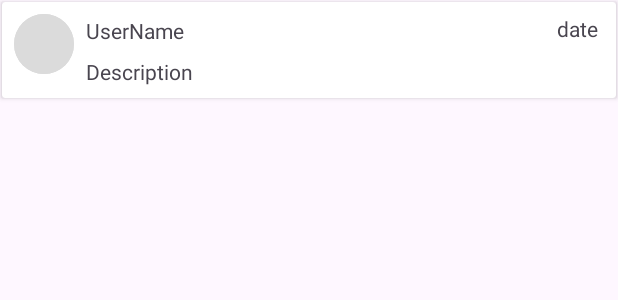
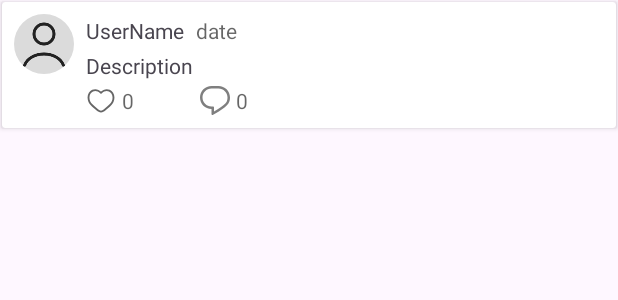
Before and after one commit to NightFurios2411/ZeroWasteHero, an Android app: the layout item_post_card.xml on its own in the app's theme, with its tools: preview values and no code run, on a phone screen of 412 x 824 dp. Shown: the top 300 px of the screen. Run offline under Robolectric (Android 15) with nearby library versions, the phone set to English and light mode, and no system bars.

Commit message:
updated the visuals of the post and reply

```diff
--- a/app/src/main/java/com/example/zerowastehero/Main/Community/CommunityFragment.java
+++ b/app/src/main/java/com/example/zerowastehero/Main/Community/CommunityFragment.java
@@ -31,6 +31,7 @@
     import com.example.zerowastehero.Main.Community.Adapter.PostAdapter;
     import com.example.zerowastehero.Main.Community.Interface.PostInterface;
     import com.example.zerowastehero.R;
+    import com.google.android.material.bottomnavigation.BottomNavigationView;
     import com.google.android.material.floatingactionbutton.FloatingActionButton;
     import com.google.firebase.firestore.DocumentSnapshot;
     import com.google.firebase.firestore.FirebaseFirestore;
@@ -54,6 +55,7 @@
         private PostAdapter adapter;
         private FirebaseFirestore db;
         private ListenerRegistration firestoreListener;
+        private BottomNavigationView bottomNavigationView;
 
         private FloatingActionButton FABCommunity, FABCreatePost, FABCreateProof;
         private TextView TVCreatePost, TVCreateProof;
@@ -115,6 +117,9 @@
             darkOverlay = requireActivity().findViewById(R.id.darkOverlay);
             TVCreatePost = view.findViewById(R.id.TVCreatePost);
             TVCreateProof = view.findViewById(R.id.TVCreateProof);
+            bottomNavigationView = requireActivity().findViewById(R.id.BottomNavView);
+
+            bottomNavigationView.setVisibility(View.VISIBLE);
 
             // Initialize Firestore
             db = FirebaseFirestore.getInstance();
--- /dev/null
+++ b/app/src/main/res/drawable/icon_comment.xml
@@ -0,0 +1,10 @@
+<vector xmlns:android="http://schemas.android.com/apk/res/android"
+    android:width="20dp"
+    android:height="20dp"
+    android:viewportWidth="15"
+    android:viewportHeight="15">
+  <path
+      android:pathData="M6.5,10.25C6.776,10.25 7,10.474 7,10.75V12.708C9.749,11.102 11.403,9.967 12.4,8.975C12.979,8.399 13.297,7.909 13.482,7.441C13.668,6.97 13.75,6.444 13.75,5.75C13.75,3.265 11.735,1.25 9.25,1.25H5.75C3.265,1.25 1.25,3.265 1.25,5.75C1.25,8.235 3.265,10.25 5.75,10.25H6.5ZM7,14.153C13.664,10.318 15,8.747 15,5.75C15,2.574 12.426,0 9.25,0H5.75C2.574,0 0,2.574 0,5.75C0,8.926 2.574,11.5 5.75,11.5V14.009C5.75,14.391 6.162,14.632 6.494,14.442C6.666,14.344 6.835,14.248 7,14.153Z"
+      android:fillColor="#80000000"
+      android:fillType="evenOdd"/>
+</vector>
--- a/app/src/main/res/drawable/community_icon.xml
+++ b/app/src/main/res/drawable/icon_community.xml
@@ -1,6 +1,6 @@
 <vector xmlns:android="http://schemas.android.com/apk/res/android"
-    android:width="65dp"
-    android:height="56dp"
+    android:width="50dp"
+    android:height="50dp"
     android:viewportWidth="65"
     android:viewportHeight="56">
   <path
--- /dev/null
+++ b/app/src/main/res/drawable/icon_heart_empty.xml
@@ -0,0 +1,9 @@
+<vector xmlns:android="http://schemas.android.com/apk/res/android"
+    android:width="20dp"
+    android:height="20dp"
+    android:viewportWidth="24"
+    android:viewportHeight="24">
+  <path
+      android:pathData="M8.962,18.911L9.426,18.322L8.962,18.911ZM12,5.501L11.46,6.021C11.601,6.168 11.796,6.251 12,6.251C12.204,6.251 12.399,6.168 12.54,6.021L12,5.501ZM15.038,18.911L15.503,19.5L15.038,18.911ZM9.426,18.322C7.91,17.127 6.253,15.96 4.938,14.48C3.649,13.028 2.75,11.335 2.75,9.137H1.25C1.25,11.803 2.361,13.836 3.817,15.476C5.247,17.087 7.071,18.375 8.497,19.5L9.426,18.322ZM2.75,9.137C2.75,6.986 3.965,5.183 5.624,4.424C7.236,3.687 9.402,3.883 11.46,6.021L12.54,4.981C10.099,2.444 7.264,2.025 5.001,3.06C2.785,4.073 1.25,6.425 1.25,9.137H2.75ZM8.497,19.5C9.01,19.904 9.56,20.334 10.117,20.66C10.674,20.985 11.31,21.25 12,21.25V19.75C11.69,19.75 11.326,19.629 10.874,19.365C10.421,19.101 9.952,18.737 9.426,18.322L8.497,19.5ZM15.503,19.5C16.929,18.375 18.753,17.087 20.183,15.476C21.639,13.836 22.75,11.803 22.75,9.137H21.25C21.25,11.335 20.351,13.028 19.062,14.48C17.747,15.96 16.09,17.127 14.574,18.322L15.503,19.5ZM22.75,9.137C22.75,6.425 21.215,4.073 18.999,3.06C16.736,2.025 13.901,2.444 11.46,4.981L12.54,6.021C14.598,3.883 16.764,3.687 18.376,4.424C20.035,5.183 21.25,6.986 21.25,9.137H22.75ZM14.574,18.322C14.048,18.737 13.579,19.101 13.126,19.365C12.674,19.629 12.31,19.75 12,19.75V21.25C12.69,21.25 13.326,20.985 13.883,20.66C14.441,20.334 14.99,19.904 15.503,19.5L14.574,18.322Z"
+      android:fillColor="#99000000"/>
+</vector>
--- a/app/src/main/res/drawable/home_icon.xml
+++ b/app/src/main/res/drawable/icon_home.xml
@@ -1,6 +1,6 @@
 <vector xmlns:android="http://schemas.android.com/apk/res/android"
-    android:width="52dp"
-    android:height="44dp"
+    android:width="50dp"
+    android:height="50dp"
     android:viewportWidth="52"
     android:viewportHeight="44">
   <path
--- a/app/src/main/res/drawable/location_icon.xml
+++ b/app/src/main/res/drawable/icon_location.xml
@@ -1,6 +1,6 @@
 <vector xmlns:android="http://schemas.android.com/apk/res/android"
-    android:width="49dp"
-    android:height="44dp"
+    android:width="50dp"
+    android:height="50dp"
     android:viewportWidth="49"
     android:viewportHeight="44">
   <path
--- /dev/null
+++ b/app/src/main/res/drawable/icon_placeholder_profile.xml
@@ -0,0 +1,18 @@
+<vector xmlns:android="http://schemas.android.com/apk/res/android"
+    android:width="200dp"
+    android:height="200dp"
+    android:viewportWidth="24"
+    android:viewportHeight="24">
+  <path
+      android:pathData="M19.727,20.447C19.272,19.171 18.267,18.044 16.87,17.24C15.473,16.436 13.761,16 12,16C10.239,16 8.527,16.436 7.13,17.24C5.733,18.044 4.728,19.171 4.273,20.447"
+      android:strokeWidth="1.2"
+      android:fillColor="#00000000"
+      android:strokeColor="#222222"
+      android:strokeLineCap="round"/>
+  <path
+      android:pathData="M12,8m-4,0a4,4 0,1 1,8 0a4,4 0,1 1,-8 0"
+      android:strokeWidth="1.2"
+      android:fillColor="#00000000"
+      android:strokeColor="#222222"
+      android:strokeLineCap="round"/>
+</vector>
--- a/app/src/main/res/drawable/scan_icon.xml
+++ b/app/src/main/res/drawable/icon_scan.xml
@@ -1,6 +1,6 @@
 <vector xmlns:android="http://schemas.android.com/apk/res/android"
     android:width="56dp"
-    android:height="46dp"
+    android:height="50dp"
     android:viewportWidth="56"
     android:viewportHeight="46">
   <path
--- a/app/src/main/res/drawable/user_profile_icon.xml
+++ b/app/src/main/res/drawable/icon_user_profile.xml
@@ -1,6 +1,6 @@
 <vector xmlns:android="http://schemas.android.com/apk/res/android"
     android:width="50dp"
-    android:height="52dp"
+    android:height="50dp"
     android:viewportWidth="50"
     android:viewportHeight="52">
   <path
--- a/app/src/main/res/layout/fragment_home.xml
+++ b/app/src/main/res/layout/fragment_home.xml
@@ -26,7 +26,8 @@
         android:layout_marginTop="100dp"
         app:layout_constraintStart_toStartOf="parent"
         app:layout_constraintTop_toTopOf="@+id/imageView2"
-        android:background="@drawable/shape_circle" />
+        android:background="@drawable/shape_circle"
+        android:src="@drawable/icon_placeholder_profile"/>
 
     <Button
         android:id="@+id/BtnLogOut"
--- a/app/src/main/res/layout/item_post_card.xml
+++ b/app/src/main/res/layout/item_post_card.xml
@@ -16,7 +16,7 @@
                 android:layout_width="40dp"
                 android:layout_height="40dp"
                 android:background="@drawable/shape_circle"
-                android:src="@drawable/shape_circle"
+                android:src="@drawable/icon_placeholder_profile"
                 app:layout_constraintStart_toStartOf="parent"
                 app:layout_constraintTop_toTopOf="parent" />
 
@@ -25,8 +25,8 @@
                 android:layout_width="0dp"
                 android:layout_height="wrap_content"
                 android:layout_marginStart="8dp"
+                android:layout_marginTop="4dp"
                 android:layout_marginEnd="10dp"
-                android:paddingTop="8dp"
                 android:text="Description"
                 android:textAlignment="gravity"
                 android:textSize="14sp"
@@ -50,11 +50,57 @@
                 android:id="@+id/TVPostDate"
                 android:layout_width="wrap_content"
                 android:layout_height="wrap_content"
-                android:layout_marginEnd="4dp"
+                android:layout_marginStart="8dp"
                 android:text="date"
                 android:textAlignment="center"
+                android:textColor="#99000000"
                 android:textSize="14sp"
-                app:layout_constraintEnd_toEndOf="parent"
-                app:layout_constraintTop_toTopOf="parent" />
+                app:layout_constraintStart_toEndOf="@+id/TVUserName"
+                app:layout_constraintTop_toTopOf="@+id/TVUserName" />
+
+            <ImageView
+                android:id="@+id/IVPostLike"
+                android:layout_width="wrap_content"
+                android:layout_height="wrap_content"
+                android:layout_marginTop="4dp"
+                app:layout_constraintStart_toStartOf="@+id/TVPostDescription"
+                app:layout_constraintTop_toBottomOf="@+id/TVPostDescription"
+                app:srcCompat="@drawable/icon_heart_empty" />
+
+            <TextView
+                android:id="@+id/TVPostLikeCount"
+                android:layout_width="wrap_content"
+                android:layout_height="wrap_content"
+                android:layout_marginStart="4dp"
+                android:minHeight="20dp"
+                android:text="0"
+                android:textColor="#99000000"
+                app:layout_constraintBottom_toBottomOf="@+id/IVPostLike"
+                app:layout_constraintStart_toEndOf="@+id/IVPostLike"
+                app:layout_constraintTop_toTopOf="@+id/IVPostLike" />
+
+            <ImageView
+                android:id="@+id/IVPostReply"
+                android:layout_width="wrap_content"
+                android:layout_height="wrap_content"
+                android:layout_marginStart="56dp"
+                app:layout_constraintBottom_toBottomOf="@+id/IVPostLike"
+                app:layout_constraintStart_toEndOf="@+id/IVPostLike"
+                app:layout_constraintTop_toTopOf="@+id/IVPostLike"
+                app:srcCompat="@drawable/icon_comment" />
+
+            <TextView
+                android:id="@+id/TVPostReplyCount"
+                android:layout_width="wrap_content"
+                android:layout_height="wrap_content"
+                android:layout_marginStart="4dp"
+                android:minHeight="20dp"
+                android:text="0"
+                android:textColor="#99000000"
+                app:layout_constraintBottom_toBottomOf="@+id/IVPostReply"
+                app:layout_constraintStart_toEndOf="@+id/IVPostReply"
+                app:layout_constraintTop_toTopOf="@+id/IVPostReply"
+                app:layout_constraintVertical_bias="0.0" />
+
         </androidx.constraintlayout.widget.ConstraintLayout>
 </androidx.cardview.widget.CardView>
```
Also changed, not shown: app/src/main/res/drawable/icon_heart_liked.xml (added, +9 -0 lines), app/src/main/res/layout/item_reply_card.xml (+28 -6 lines), app/src/main/res/menu/menu_bottom.xml (+5 -5 lines).
